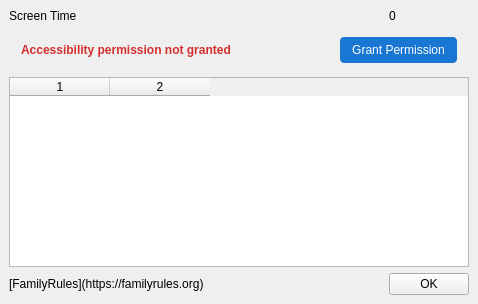
Old version of the form qtdesigner/MainWindow.ui in the repository rzarajczyk/family-rules-client.
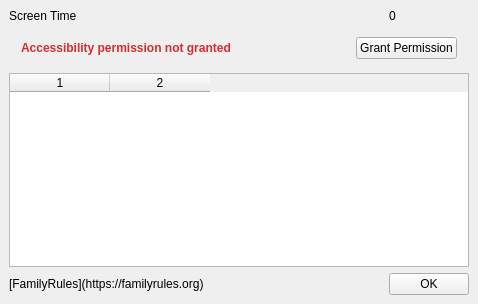
New version of the form.

```diff
--- a/qtdesigner/MainWindow.ui
+++ b/qtdesigner/MainWindow.ui
@@ -59,9 +59,6 @@
         </item>
         <item>
          <widget class="QPushButton" name="grantPermissionButton">
-          <property name="styleSheet">
-           <string>QPushButton { background-color: #1976d2; color: white; border: none; padding: 6px 12px; border-radius: 4px; } QPushButton:hover { background-color: #1565c0; }</string>
-          </property>
           <property name="text">
            <string>Grant Permission</string>
           </property>
```
Left out of the diff: 3 changed lines with no effect on the pictures.
